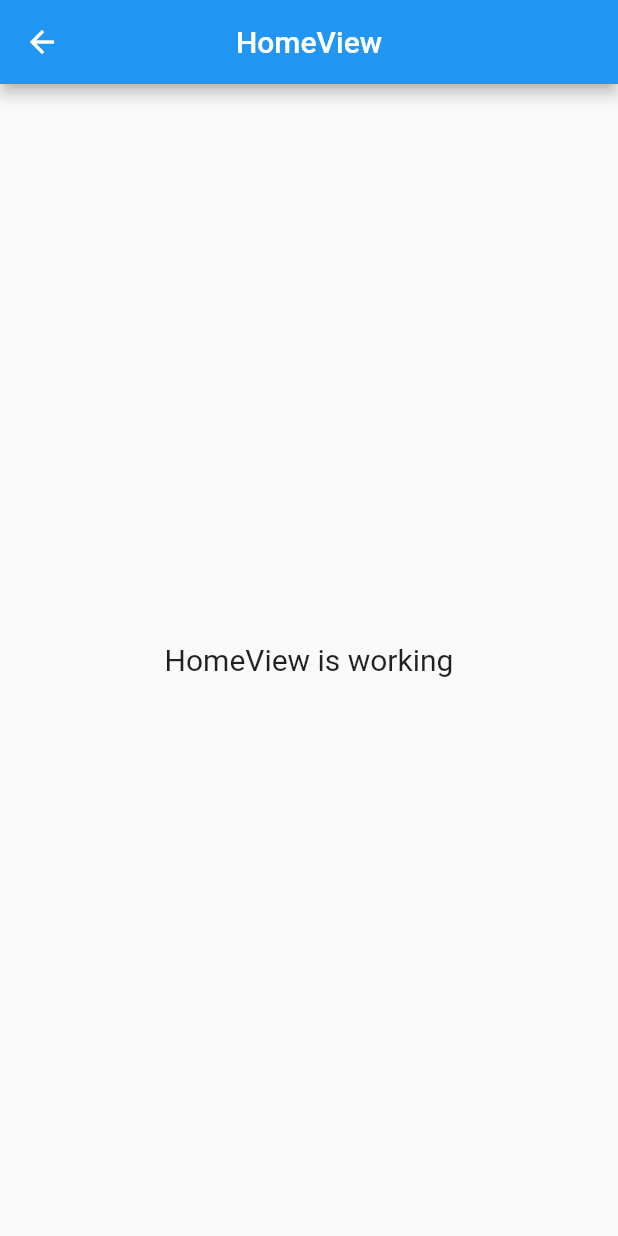
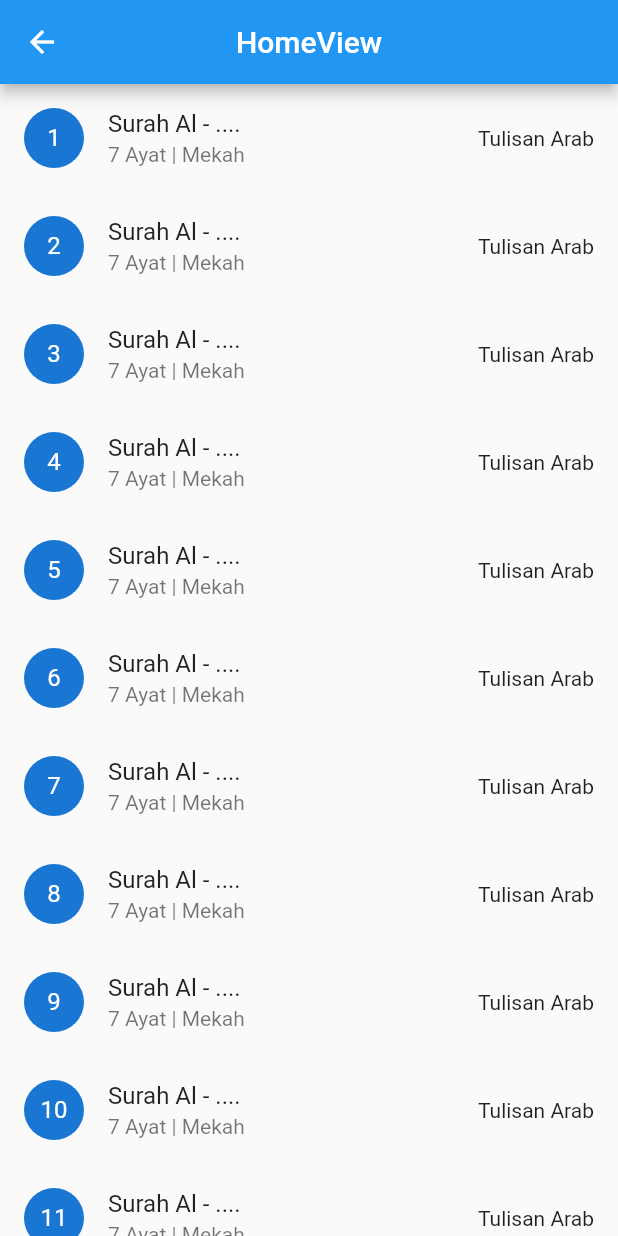
Before and after one commit to Azzamubaidillah/Al-Quran-Apps, a Flutter app: the HomeView screen opened by its route, on a phone screen of 412 x 824 dp. Run offline on Flutter 3.47's test engine with Material 2 defaults, Android fonts, the phone set to English and light mode, and no system bars; our stand-ins replace get; network calls fail.

Commit message:
list view builder home page

```diff
--- a/lib/app/modules/home/views/home_view.dart
+++ b/lib/app/modules/home/views/home_view.dart
@@ -14,10 +14,15 @@ class HomeView extends GetView<HomeController> {
         title: Text('HomeView'),
         centerTitle: true,
       ),
-      body: Center(
-        child: Text(
-          'HomeView is working',
-          style: TextStyle(fontSize: 20),
+      body: ListView.builder(
+        itemCount: 20,
+        itemBuilder: (context, index) => ListTile(
+          leading: CircleAvatar(
+            child: Text("${index + 1}"),
+          ),
+          title: Text("Surah Al - ...."),
+          subtitle: Text("7 Ayat | Mekah"),
+          trailing: Text("Tulisan Arab"),
         ),
       ),
     );
```
